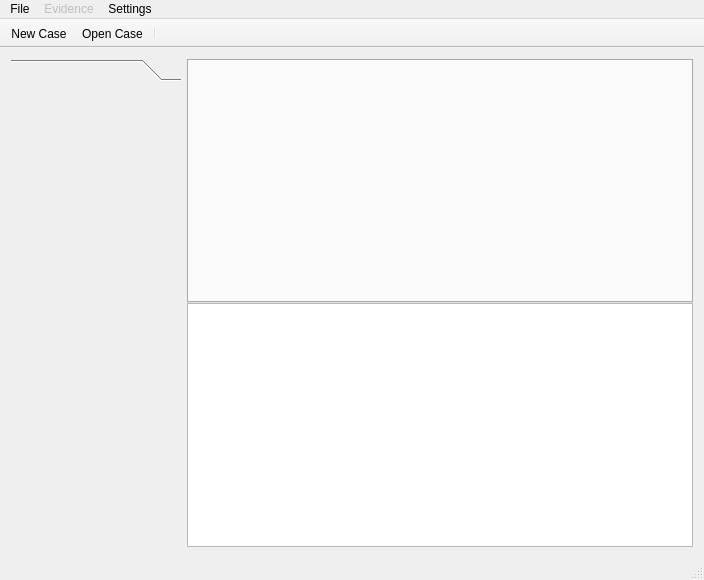
The window that main/wombatforensics.ui (pjrinaldi/wombatforensics) describes before a commit, drawn with Qt 5.
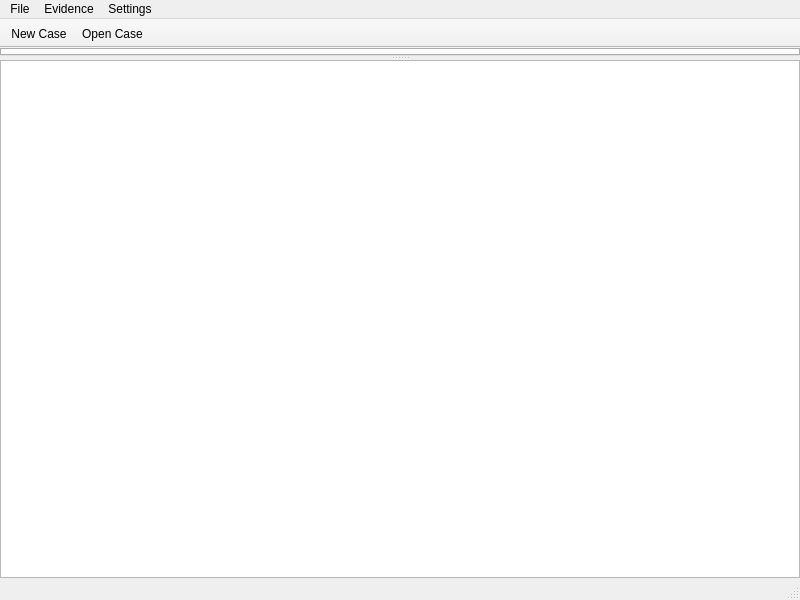
The same window after the commit. Icons and pictures are not drawn.

Patch:
```diff
--- a/main/wombatforensics.ui
+++ b/main/wombatforensics.ui
@@ -6,140 +6,45 @@
    <rect>
     <x>0</x>
     <y>0</y>
-    <width>704</width>
-    <height>580</height>
+    <width>800</width>
+    <height>600</height>
    </rect>
   </property>
-  <property name="sizePolicy">
-   <sizepolicy hsizetype="Expanding" vsizetype="Expanding">
-    <horstretch>0</horstretch>
-    <verstretch>0</verstretch>
-   </sizepolicy>
-  </property>
   <property name="windowTitle">
    <string>Wombat Forensics</string>
   </property>
-  <widget class="QWidget" name="centralWidget">
-   <property name="sizePolicy">
-    <sizepolicy hsizetype="Expanding" vsizetype="Expanding">
-     <horstretch>1</horstretch>
-     <verstretch>1</verstretch>
-    </sizepolicy>
-   </property>
-   <layout class="QHBoxLayout" name="horizontalLayout_2">
+  <widget class="QWidget" name="centralwidget">
+   <layout class="QVBoxLayout" name="verticalLayout">
+    <property name="spacing">
+     <number>0</number>
+    </property>
+    <property name="leftMargin">
+     <number>0</number>
+    </property>
+    <property name="topMargin">
+     <number>0</number>
+    </property>
+    <property name="rightMargin">
+     <number>0</number>
+    </property>
+    <property name="bottomMargin">
+     <number>0</number>
+    </property>
     <item>
-     <layout class="QHBoxLayout" name="horizontalLayout">
-      <property name="sizeConstraint">
-       <enum>QLayout::SetNoConstraint</enum>
+     <widget class="QSplitter" name="splitter">
+      <property name="orientation">
+       <enum>Qt::Vertical</enum>
       </property>
-      <item>
-       <widget class="QToolBox" name="toolBox">
-        <property name="sizePolicy">
-         <sizepolicy hsizetype="Fixed" vsizetype="Expanding">
-          <horstretch>0</horstretch>
-          <verstretch>0</verstretch>
-         </sizepolicy>
-        </property>
-        <property name="minimumSize">
-         <size>
-          <width>170</width>
-          <height>0</height>
-         </size>
-        </property>
-        <property name="currentIndex">
-         <number>0</number>
-        </property>
-        <property name="tabSpacing">
-         <number>6</number>
-        </property>
-        <widget class="QWidget" name="placeholderPage">
-         <property name="geometry">
-          <rect>
-           <x>0</x>
-           <y>0</y>
-           <width>170</width>
-           <height>452</height>
-          </rect>
-         </property>
-         <property name="sizePolicy">
-          <sizepolicy hsizetype="Expanding" vsizetype="Expanding">
-           <horstretch>0</horstretch>
-           <verstretch>0</verstretch>
-          </sizepolicy>
-         </property>
-         <attribute name="label">
-          <string/>
-         </attribute>
-         <layout class="QVBoxLayout" name="verticalLayout_2">
-          <property name="leftMargin">
-           <number>1</number>
-          </property>
-          <property name="topMargin">
-           <number>2</number>
-          </property>
-          <property name="rightMargin">
-           <number>1</number>
-          </property>
-          <property name="bottomMargin">
-           <number>2</number>
-          </property>
-          <item>
-           <layout class="QHBoxLayout" name="horizontalLayout_3">
-            <property name="spacing">
-             <number>0</number>
-            </property>
-           </layout>
-          </item>
-         </layout>
-        </widget>
-       </widget>
-      </item>
-      <item>
-       <layout class="QVBoxLayout" name="verticalLayout">
-        <property name="spacing">
-         <number>0</number>
-        </property>
-        <property name="sizeConstraint">
-         <enum>QLayout::SetNoConstraint</enum>
-        </property>
-        <item>
-         <widget class="QTabWidget" name="fileViewTabWidget">
-          <property name="minimumSize">
-           <size>
-            <width>450</width>
-            <height>0</height>
-           </size>
-          </property>
-          <property name="tabPosition">
-           <enum>QTabWidget::North</enum>
-          </property>
-          <property name="currentIndex">
-           <number>-1</number>
-          </property>
-         </widget>
-        </item>
-        <item>
-         <widget class="QColumnView" name="fileColumnView">
-          <property name="minimumSize">
-           <size>
-            <width>450</width>
-            <height>0</height>
-           </size>
-          </property>
-          <property name="autoFillBackground">
-           <bool>false</bool>
-          </property>
-          <property name="styleSheet">
-           <string notr="true">font: 8pt &quot;DejaVu Sans Mono&quot;;</string>
-          </property>
-          <property name="alternatingRowColors">
-           <bool>true</bool>
-          </property>
-         </widget>
-        </item>
-       </layout>
-      </item>
-     </layout>
+      <widget class="QTabWidget" name="fileViewTabWidget"/>
+      <widget class="QTreeView" name="fileViewTreeView">
+       <property name="editTriggers">
+        <set>QAbstractItemView::NoEditTriggers</set>
+       </property>
+       <property name="alternatingRowColors">
+        <bool>true</bool>
+       </property>
+      </widget>
+     </widget>
     </item>
    </layout>
   </widget>
@@ -148,7 +53,7 @@
     <rect>
      <x>0</x>
      <y>0</y>
-     <width>704</width>
+     <width>800</width>
      <height>19</height>
     </rect>
    </property>
@@ -162,9 +67,6 @@
     <addaction name="actionExit"/>
    </widget>
    <widget class="QMenu" name="menuEvidence">
-    <property name="enabled">
-     <bool>false</bool>
-    </property>
     <property name="title">
      <string>Evidence</string>
     </property>
@@ -178,6 +80,7 @@
    <addaction name="menuEvidence"/>
    <addaction name="menuSettings"/>
   </widget>
+  <widget class="QStatusBar" name="mainStatusbar"/>
   <widget class="QToolBar" name="mainToolBar">
    <property name="movable">
     <bool>false</bool>
@@ -196,9 +99,7 @@
    </attribute>
    <addaction name="actionNew_Case"/>
    <addaction name="actionOpen_Case"/>
-   <addaction name="separator"/>
   </widget>
-  <widget class="QStatusBar" name="statusBar"/>
   <action name="actionNew_Case">
    <property name="icon">
     <iconset resource="wombat.qrc">
@@ -252,9 +153,6 @@
    </property>
   </action>
  </widget>
- <layoutdefault spacing="6" margin="11"/>
- <resources>
-  <include location="wombat.qrc"/>
- </resources>
+ <resources/>
  <connections/>
 </ui>
```
Left out of the diff: 55 changed lines with no effect on the pictures.
